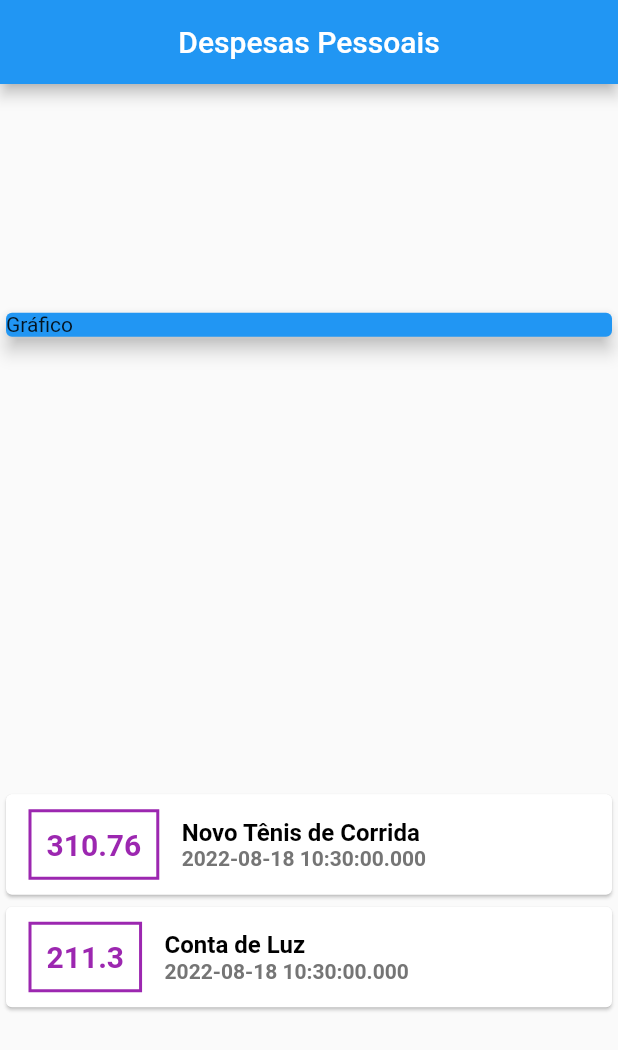
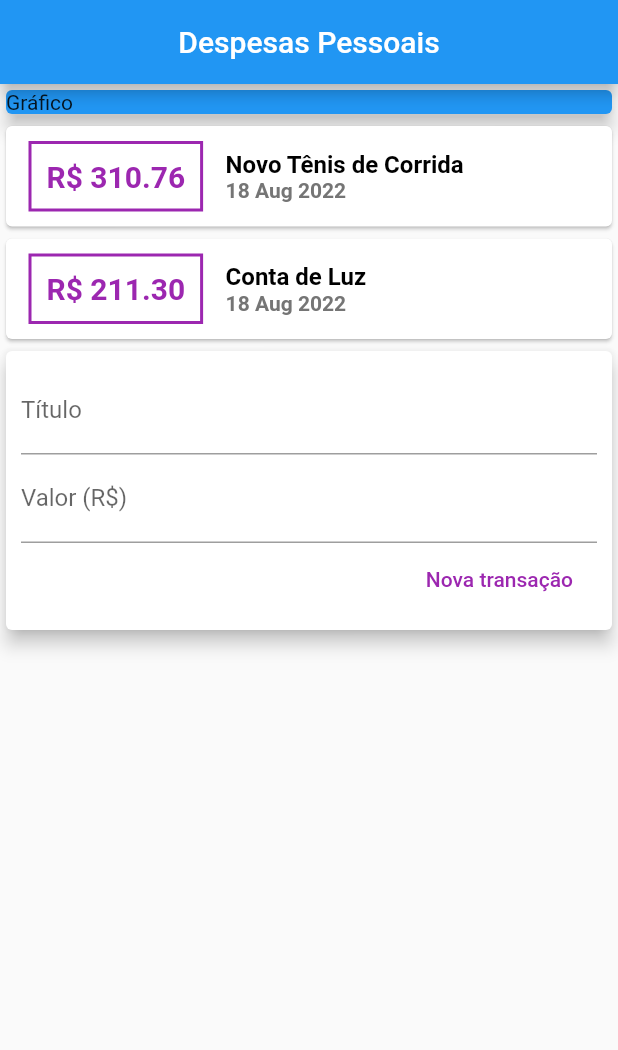
Before and after one commit to eugustavokeller/DevMobile, a Flutter app: the screen it shows after launch, on a phone screen of 412 x 824 dp. Shown: the top 1050 px of the screen. Run offline on Flutter 3.47's test engine with Material 2 defaults, Android fonts, the phone set to English and light mode, and no system bars.

```diff
--- /dev/null
+++ b/curso_flutter/expenses/lib/components/transaction_list.dart
@@ -0,0 +1,66 @@
+import 'package:flutter/material.dart';
+import 'package:intl/intl.dart';
+import '../models/transaction.dart';
+
+class TransactionList extends StatelessWidget {
+  final List<Transaction> transactions;
+
+  TransactionList(this.transactions);
+
+  @override
+  Widget build(BuildContext context) {
+    return Column(
+      children: transactions.map((tr) {
+        return Card(
+          child: Row(
+            children: <Widget>[
+              Container(
+                margin: EdgeInsets.symmetric(horizontal: 15, vertical: 10),
+                decoration: BoxDecoration(
+                  border: Border.all(
+                    color: Colors.purple,
+                    width: 2,
+                  ),
+                ),
+                padding: EdgeInsets.all(10),
+                child: Text(
+                  'R\$ ${tr.value.toStringAsFixed(2)}',
+                  style: TextStyle(
+                    fontWeight: FontWeight.bold,
+                    fontSize: 20,
+                    color: Colors.purple,
+                  ),
+                ),
+              ),
+              Column(
+                crossAxisAlignment: CrossAxisAlignment.start,
+                children: [
+                  Container(
+                    child: Text(
+                      tr.title,
+                      style: TextStyle(
+                        fontWeight: FontWeight.bold,
+                        fontSize: 16,
+                        color: Colors.black,
+                      ),
+                    ),
+                  ),
+                  Container(
+                    child: Text(
+                      DateFormat('d MMM y').format(tr.date),
+                      style: TextStyle(
+                        color: Color.fromARGB(255, 117, 117, 117),
+                        fontSize: 14,
+                        fontWeight: FontWeight.bold,
+                      ),
+                    ),
+                  ),
+                ],
+              )
+            ],
+          ),
+        );
+      }).toList(),
+    );
+  }
+}
--- a/curso_flutter/expenses/lib/main.dart
+++ b/curso_flutter/expenses/lib/main.dart
@@ -1,3 +1,4 @@
+import 'package:expenses/components/transaction_list.dart';
 import 'package:expenses/models/transaction.dart';
 import 'package:flutter/material.dart';
 
@@ -11,6 +12,10 @@ class ExpansesApp extends StatelessWidget {
 }
 
 class MyHomePage extends StatelessWidget {
+
+  final titleController = TextEditingController();
+  final valueController = TextEditingController();
+
   final _transactions = [
     Transaction(
       id: 't1',
@@ -34,7 +39,6 @@ class MyHomePage extends StatelessWidget {
         title: Text('Despesas Pessoais'),
       ),
       body: Column(
-        mainAxisAlignment: MainAxisAlignment.spaceAround,
         crossAxisAlignment: CrossAxisAlignment.stretch,
         children: <Widget>[
           Container(
@@ -44,61 +48,41 @@ class MyHomePage extends StatelessWidget {
               elevation: 5,
             ),
           ),
-          Column(
-            children: _transactions.map((tr) {
-              return Card(
-                child: Row(
-                  children: [
-                    Container(
-                      margin: EdgeInsets.symmetric(
-                        horizontal: 15,
-                        vertical: 10
-                      ),
-                      decoration: BoxDecoration(
-                        border: Border.all(
-                          color: Colors.purple,
-                          width: 2,
-                        )
-                      ),
-                      padding: EdgeInsets.all(10),
-                      child: Text(
-                        tr.value.toString(),
-                        style: TextStyle(
-                          fontWeight: FontWeight.bold,
-                          fontSize: 20,
-                          color: Colors.purple,
+          TransactionList(_transactions),
+          Card(
+            elevation: 5,
+            child: Padding(
+              padding: const EdgeInsets.all(10),
+              child: Column(
+                children: <Widget>[
+                  TextField(
+                    controller: titleController,
+                    decoration: InputDecoration(
+                      labelText: 'Título',
                     ),
                   ),
-                    ),
-                    Column(
-                      crossAxisAlignment: CrossAxisAlignment.start,
-                      children: [
-                        Container(
-                          child: Text(
-                            tr.title,
-                            style: TextStyle(
-                              fontWeight: FontWeight.bold,
-                              fontSize: 16,
-                              color: Colors.black,
+                  TextField(
+                    controller: valueController,
+                    decoration: InputDecoration(
+                      labelText: 'Valor (R\$)',
                     ),
                   ),
-                        ),
-                        Container(
-                          child: Text(
-                            tr.date.toString(),
-                            style: TextStyle(
-                              color: Color.fromARGB(255, 117, 117, 117),
-                              fontSize: 14,
-                              fontWeight: FontWeight.bold,
-                            ),
-                          ),
+                  Row(
+                    mainAxisAlignment: MainAxisAlignment.end,
+                    children: <Widget>[
+                      FlatButton(
+                        child: Text('Nova transação'),
+                        textColor: Colors.purple,
+                        onPressed: () {
+                          print(titleController.text);
+                          print(valueController.text);
+                        },
                       ),
                     ],
                   )
                 ],
               ),
-              );
-            }).toList(),
+            ),
           )
         ],
       ),
--- a/curso_flutter/expenses/pubspec.yaml
+++ b/curso_flutter/expenses/pubspec.yaml
@@ -29,6 +29,7 @@ environment:
 dependencies:
   flutter:
     sdk: flutter
+  intl: ^0.17.0
 
 
   # The following adds the Cupertino Icons font to your application.
```
Also changed, not shown: curso_flutter/expenses/pubspec.lock. Lines whose indentation alone changed are shown as unchanged.
